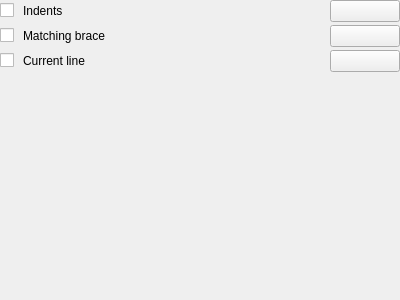
This is src/app/qsci/forms/QSciSettings.ui in Mezomish/juffed as Qt 5 draws it before an edit. The edited form follows.
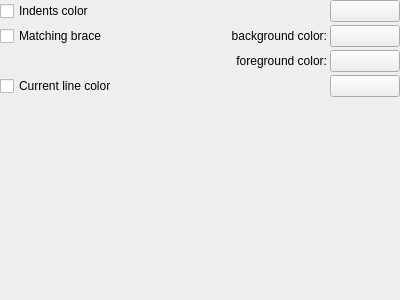
This is the edited form.

Commit message: Added hiding toolbar/statusbar in fullscreen mode and configuring it Added configuring matching brace foreground color Some fixes for settings dialog Made 'Project' menu separate from 'File' menu Added setting the extension for project file if not set by the user Added some logging for bug with file modification time

Patch:
```diff
--- a/src/app/qsci/forms/QSciSettings.ui
+++ b/src/app/qsci/forms/QSciSettings.ui
@@ -20,23 +20,16 @@
    <property name="spacing">
     <number>3</number>
    </property>
-   <item row="0" column="0">
+   <item row="0" column="0" colspan="2">
     <widget class="QCheckBox" name="indentsChk">
      <property name="maximumSize">
       <size>
-       <width>20</width>
+       <width>500</width>
        <height>16777215</height>
       </size>
      </property>
      <property name="text">
-      <string/>
-     </property>
-    </widget>
-   </item>
-   <item row="0" column="1">
-    <widget class="QLabel" name="label_2">
-     <property name="text">
-      <string>Indents</string>
+      <string>Indents color</string>
      </property>
     </widget>
    </item>
@@ -53,13 +46,6 @@
      </property>
     </widget>
    </item>
-   <item row="1" column="1">
-    <widget class="QLabel" name="label">
-     <property name="text">
-      <string>Matching brace</string>
-     </property>
-    </widget>
-   </item>
    <item row="1" column="2">
     <widget class="QPushButton" name="matchingBraceColorBtn">
      <property name="maximumSize">
@@ -73,7 +59,7 @@
      </property>
     </widget>
    </item>
-   <item row="3" column="1">
+   <item row="5" column="1">
     <spacer name="verticalSpacer">
      <property name="orientation">
       <enum>Qt::Vertical</enum>
@@ -90,16 +76,16 @@
     <widget class="QCheckBox" name="matchingBraceChk">
      <property name="maximumSize">
       <size>
-       <width>20</width>
+       <width>500</width>
        <height>16777215</height>
       </size>
      </property>
      <property name="text">
-      <string/>
+      <string>Matching brace</string>
      </property>
     </widget>
    </item>
-   <item row="2" column="2">
+   <item row="3" column="2">
     <widget class="QPushButton" name="curLineColorBtn">
      <property name="maximumSize">
       <size>
@@ -112,11 +98,24 @@
      </property>
     </widget>
    </item>
-   <item row="2" column="0">
+   <item row="3" column="0" colspan="2">
     <widget class="QCheckBox" name="curLineChk">
      <property name="maximumSize">
       <size>
-       <width>20</width>
+       <width>500</width>
+       <height>16777215</height>
+      </size>
+     </property>
+     <property name="text">
+      <string>Current line color</string>
+     </property>
+    </widget>
+   </item>
+   <item row="2" column="2">
+    <widget class="QPushButton" name="matchingBraceFgColorBtn">
+     <property name="maximumSize">
+      <size>
+       <width>70</width>
        <height>16777215</height>
       </size>
      </property>
@@ -126,9 +125,22 @@
     </widget>
    </item>
    <item row="2" column="1">
-    <widget class="QLabel" name="label_3">
+    <widget class="QLabel" name="label">
      <property name="text">
-      <string>Current line</string>
+      <string>foreground color:</string>
+     </property>
+     <property name="alignment">
+      <set>Qt::AlignRight|Qt::AlignTrailing|Qt::AlignVCenter</set>
+     </property>
+    </widget>
+   </item>
+   <item row="1" column="1">
+    <widget class="QLabel" name="label_2">
+     <property name="text">
+      <string>background color:</string>
+     </property>
+     <property name="alignment">
+      <set>Qt::AlignRight|Qt::AlignTrailing|Qt::AlignVCenter</set>
      </property>
     </widget>
    </item>
```
Left out of the diff: 2 changed lines with no effect on the pictures. The commit also changes 14 other files.
